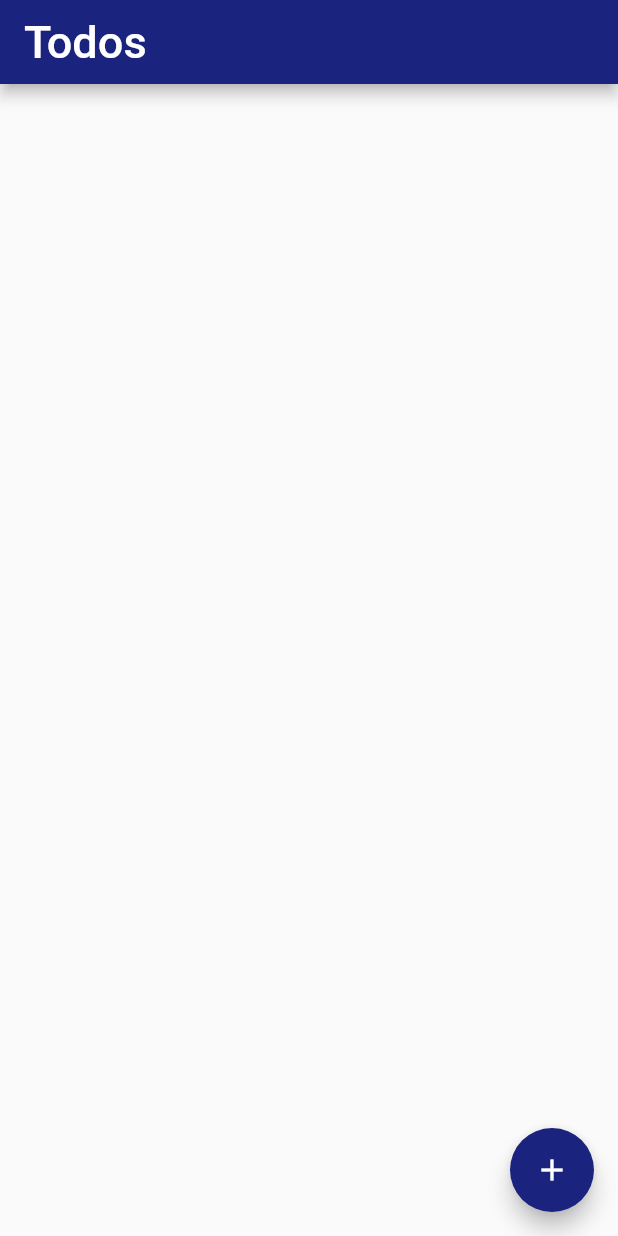
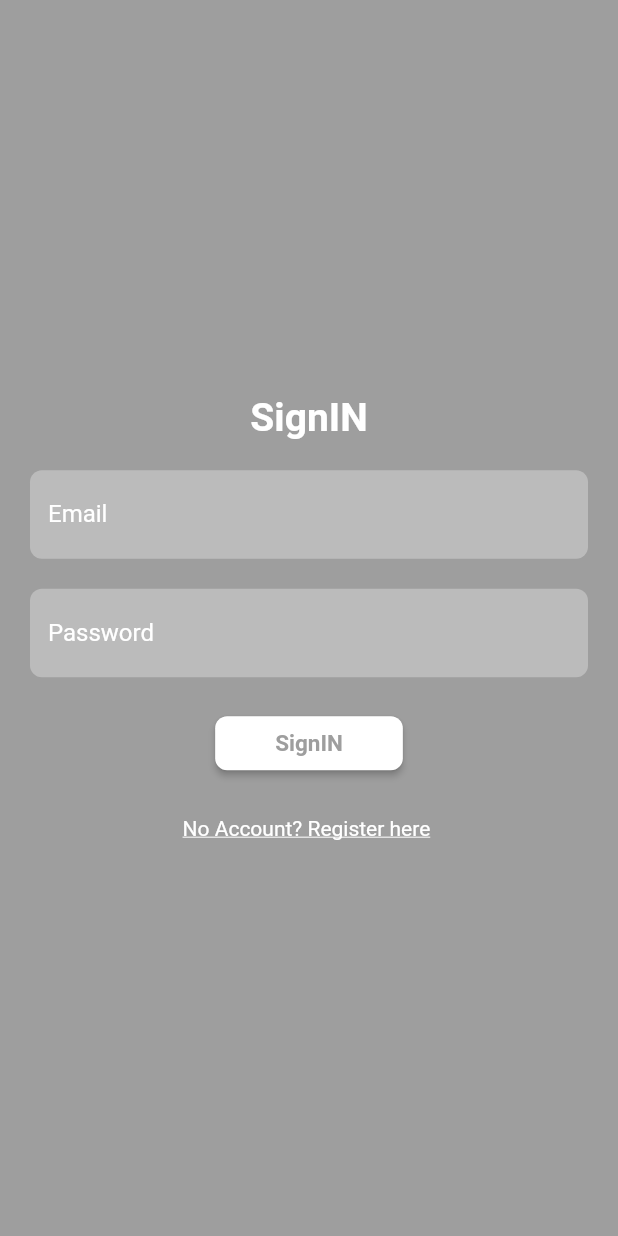
Before and after one commit to yosephyonas/TO_DO, a Flutter app: the screen it shows after launch, on a phone screen of 412 x 824 dp. Run offline on Flutter 3.47's test engine with Material 2 defaults, Android fonts, the phone set to English and light mode, and no system bars; our stand-ins replace cloud_firestore, firebase_auth, firebase_core, firebase_database, flutter_native_splash, flutter_slidable and 1 more; accounts and stored records are empty.

Commit message:
Add files via upload

```diff
--- /dev/null
+++ b/lib/logindart.dart
@@ -0,0 +1,212 @@
+import 'package:firebase_auth/firebase_auth.dart';
+import 'package:flutter/material.dart';
+import 'package:google_sign_in/google_sign_in.dart';
+import 'form.dart';
+import 'home.dart';
+
+class LoginScreen extends StatefulWidget {
+  @override
+  _LoginScreenState createState() => _LoginScreenState();
+}
+
+class _LoginScreenState extends State<LoginScreen> {
+  final _formKey = GlobalKey<FormState>();
+  var _email = '';
+  var _password = '';
+  bool _isLoading = false; // Add a loading flag
+
+  void _login() async {
+    final form = _formKey.currentState;
+    if (form!.validate()) {
+      form.save();
+      setState(() {
+        _isLoading = true; // Set loading flag to true
+      });
+      try {
+        await FirebaseAuth.instance.signInWithEmailAndPassword(
+          email: _email,
+          password: _password,
+        );
+        // Login successful, navigate to another screen
+        Navigator.pushReplacement(
+          context,
+          MaterialPageRoute(builder: (ctx) => const Home()),
+        );
+      } on FirebaseAuthException catch (e) {
+        // Handle authentication error
+        String errorMessage = 'Authentication failed';
+        if (e.code == 'user-not-found') {
+          errorMessage =
+              'User not found. Please check your email and password.';
+        } else if (e.code == 'wrong-password') {
+          errorMessage = 'Incorrect password. Please try again.';
+        }
+        showErrorDialog(errorMessage);
+      } catch (e) {
+        // Handle other errors
+        showErrorDialog('An error occurred. Please try again later.');
+      } finally {
+        setState(() {
+          _isLoading = false; // Set loading flag to false
+        });
+      }
+    }
+  }
+
+  void _loginWithGoogle() async {
+    try {
+      final GoogleSignInAccount? googleUser = await GoogleSignIn().signIn();
+      final GoogleSignInAuthentication googleAuth =
+          await googleUser!.authentication;
+      final AuthCredential credential = GoogleAuthProvider.credential(
+        accessToken: googleAuth.accessToken,
+        idToken: googleAuth.idToken,
+      );
+      await FirebaseAuth.instance.signInWithCredential(credential);
+      // Login successful, navigate to another screen
+      Navigator.pushReplacement(
+        context,
+        MaterialPageRoute(builder: (ctx) => const Home()),
+      );
+    } catch (e) {
+      // Handle Google sign-in error
+      showErrorDialog('Google sign-in failed. Please try again.');
+    }
+  }
+
+  void showErrorDialog(String message) {
+    showDialog(
+      context: context,
+      builder: (ctx) => AlertDialog(
+        title: const Text('Error'),
+        content: Text(message),
+        actions: [
+          TextButton(
+            child: const Text('OK'),
+            onPressed: () => Navigator.of(ctx).pop(),
+          ),
+        ],
+      ),
+    );
+  }
+
+  @override
+  Widget build(BuildContext context) {
+    return Scaffold(
+      body: Container(
+        padding: const EdgeInsets.all(20),
+        decoration: const BoxDecoration(color: Colors.grey),
+        child: Center(
+          child: SingleChildScrollView(
+            child: Form(
+              key: _formKey,
+              child: Column(
+                mainAxisAlignment: MainAxisAlignment.center,
+                children: [
+                  const Text(
+                    'SignIN',
+                    style: TextStyle(
+                      fontSize: 26,
+                      fontWeight: FontWeight.bold,
+                      color: Colors.white,
+                    ),
+                  ),
+                  const SizedBox(height: 20),
+                  TextFormField(
+                    keyboardType: TextInputType.emailAddress,
+                    style: const TextStyle(color: Colors.white),
+                    decoration: InputDecoration(
+                      labelText: 'Email',
+                      labelStyle: const TextStyle(color: Colors.white),
+                      filled: true,
+                      fillColor: Colors.white.withOpacity(0.3),
+                      border: OutlineInputBorder(
+                        borderSide: BorderSide.none,
+                        borderRadius: BorderRadius.circular(8),
+                      ),
+                    ),
+                    validator: (value) {
+                      if (value!.isEmpty || !value.contains('@')) {
+                        return 'Invalid email';
+                      }
+                      return null;
+                    },
+                    onSaved: (value) {
+                      _email = value!;
+                    },
+                  ),
+                  const SizedBox(height: 20),
+                  TextFormField(
+                    obscureText: true,
+                    style: const TextStyle(color: Colors.white),
+                    decoration: InputDecoration(
+                      labelText: 'Password',
+                      labelStyle: const TextStyle(color: Colors.white),
+                      filled: true,
+                      fillColor: Colors.white.withOpacity(0.3),
+                      border: OutlineInputBorder(
+                        borderSide: BorderSide.none,
+                        borderRadius: BorderRadius.circular(8),
+                      ),
+                    ),
+                    validator: (value) {
+                      if (value!.isEmpty || value.length < 6) {
+                        return 'Password must be at least 6 characters';
+                      }
+                      return null;
+                    },
+                    onSaved: (value) {
+                      _password = value!;
+                    },
+                  ),
+                  const SizedBox(height: 20),
+                  ElevatedButton(
+                    onPressed: _isLoading
+                        ? null
+                        : _login, // Disable button while loading
+                    style: ElevatedButton.styleFrom(
+                      foregroundColor: Colors.grey,
+                      backgroundColor: Colors.white,
+                      padding: const EdgeInsets.symmetric(horizontal: 40),
+                      shape: RoundedRectangleBorder(
+                        borderRadius: BorderRadius.circular(8),
+                      ),
+                    ),
+                    child: _isLoading
+                        ? const CircularProgressIndicator() // Show loading indicator
+                        : const Text(
+                            'SignIN',
+                            style: TextStyle(
+                              fontSize: 15,
+                              fontWeight: FontWeight.bold,
+                              color: Colors.grey,
+                            ),
+                          ),
+                  ),
+                  const SizedBox(height: 10),
+                  const SizedBox(height: 15),
+                  GestureDetector(
+                    onTap: () {
+                      Navigator.push(
+                        context,
+                        MaterialPageRoute(
+                            builder: (ctx) => const RegistrationForm()),
+                      );
+                    },
+                    child: const Text(
+                      'No Account? Register here ',
+                      style: TextStyle(
+                        decoration: TextDecoration.underline,
+                        color: Colors.white,
+                      ),
+                    ),
+                  ),
+                ],
+              ),
+            ),
+          ),
+        ),
+      ),
+    );
+  }
+}
--- a/lib/main.dart
+++ b/lib/main.dart
@@ -3,23 +3,25 @@
 import 'package:firebase_core/firebase_core.dart';
 
 import 'package:flutter/material.dart';
+import 'package:flutter_native_splash/flutter_native_splash.dart';
 
-import 'home.dart';
+import 'logindart.dart';
 
 void main() async {
-  WidgetsFlutterBinding.ensureInitialized();
+  WidgetsBinding widgetsBinding = WidgetsFlutterBinding.ensureInitialized();
+  FlutterNativeSplash.preserve(widgetsBinding: widgetsBinding);
+
   await Firebase.initializeApp();
+
+  FlutterNativeSplash.remove();
+  await Future.delayed(const Duration(seconds: 1));
+
   runApp(const MyApp());
 }
 
-class MyApp extends StatefulWidget {
-  const MyApp({super.key});
+class MyApp extends StatelessWidget {
+  const MyApp({Key? key}) : super(key: key);
 
-  @override
-  _MyAppState createState() => _MyAppState();
-}
-
-class _MyAppState extends State<MyApp> {
   @override
   Widget build(BuildContext context) {
     return MaterialApp(
@@ -27,7 +29,7 @@ class _MyAppState extends State<MyApp> {
       theme: ThemeData(
         primaryColor: Colors.greenAccent[700],
       ),
-      home: const Home(),
+      home:  LoginScreen(),
       debugShowCheckedModeBanner: false,
     );
   }
```
Also changed, not shown: lib/form.dart (added, +206 -0 lines), lib/home.dart (+139 -47 lines), lib/firebase_options.dart.
